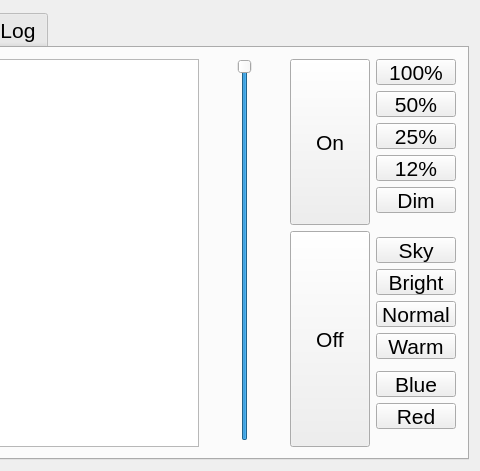
The window that widget.ui (paulkappler/HomeGUI) describes before a commit, drawn with Qt 5; both pictures show x 300 to 780 and y 0 to 471 of the 780 by 471 pixel window.
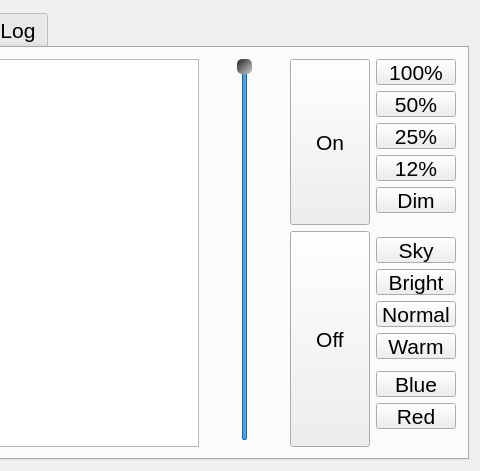
The same window after the commit.

Commit message: add slider style

Diff of the .ui file:
```diff
--- a/widget.ui
+++ b/widget.ui
@@ -373,19 +373,11 @@
           </sizepolicy>
          </property>
          <property name="styleSheet">
-          <string notr="true">QSlider::groove:horizontal {
-    border: 1px solid #999999;
-    height: 8px; /* the groove expands to the size of the slider by default. by giving it a height, it has a fixed size */
-    background: qlineargradient(x1:0, y1:0, x2:0, y2:1, stop:0 #B1B1B1, stop:1 #c4c4c4);
-    margin: 2px 0;
-}
+          <string notr="true">QSlider::handle:vertical {
+    background: qlineargradient(x1:0, y1:0, x2:1, y2:1, stop:0 #222222, stop:1 #CCCCCC);
+    border-radius: 5px;
+	border-color: rgb(0, 0, 0);
 
-QSlider::handle:horizontal {
-    background: qlineargradient(x1:0, y1:0, x2:1, y2:1, stop:0 #b4b4b4, stop:1 #8f8f8f);
-    border: 1px solid #5c5c5c;
-    width: 18px;
-    margin: -2px 0; /* handle is placed by default on the contents rect of the groove. Expand outside the groove */
-    border-radius: 3px;
 }</string>
          </property>
          <property name="minimum">
```
